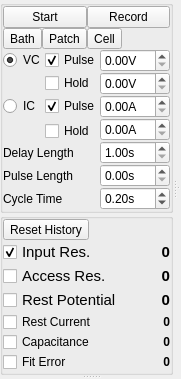
acq4/acq4, file lib/modules/Patch/PatchTemplate.ui: the form before one commit.
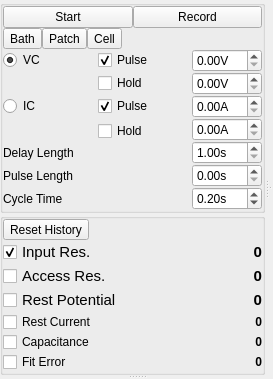
The form after the commit. Custom widgets are drawn as their Qt base class.

Commit message: Added fit curve to patch plot, adjusted analysis timing a little

```diff
--- a/lib/modules/Patch/PatchTemplate.ui
+++ b/lib/modules/Patch/PatchTemplate.ui
@@ -6,7 +6,7 @@
    <rect>
     <x>0</x>
     <y>0</y>
-    <width>172</width>
+    <width>267</width>
     <height>343</height>
    </rect>
   </property>
@@ -420,6 +420,12 @@
            </item>
            <item row="3" column="1">
             <widget class="QLabel" name="restingPotentialLabel">
+             <property name="minimumSize">
+              <size>
+               <width>140</width>
+               <height>0</height>
+              </size>
+             </property>
              <property name="font">
               <font>
                <pointsize>11</pointsize>
@@ -444,6 +450,12 @@
            </item>
            <item row="4" column="1">
             <widget class="QLabel" name="restingCurrentLabel">
+             <property name="minimumSize">
+              <size>
+               <width>120</width>
+               <height>0</height>
+              </size>
+             </property>
              <property name="font">
               <font>
                <weight>75</weight>
@@ -543,17 +555,17 @@
   </layout>
  </widget>
  <customwidgets>
+  <customwidget>
+   <class>SpinBox</class>
+   <extends>QDoubleSpinBox</extends>
+   <header>lib.util.SpinBox</header>
+  </customwidget>
   <customwidget>
    <class>PlotWidget</class>
    <extends>QWidget</extends>
    <header>lib.util.pyqtgraph.PlotWidget</header>
    <container>1</container>
   </customwidget>
-  <customwidget>
-   <class>SpinBox</class>
-   <extends>QDoubleSpinBox</extends>
-   <header>lib.util.SpinBox</header>
-  </customwidget>
  </customwidgets>
  <resources/>
  <connections/>
```
The commit also changes 4 other files.
